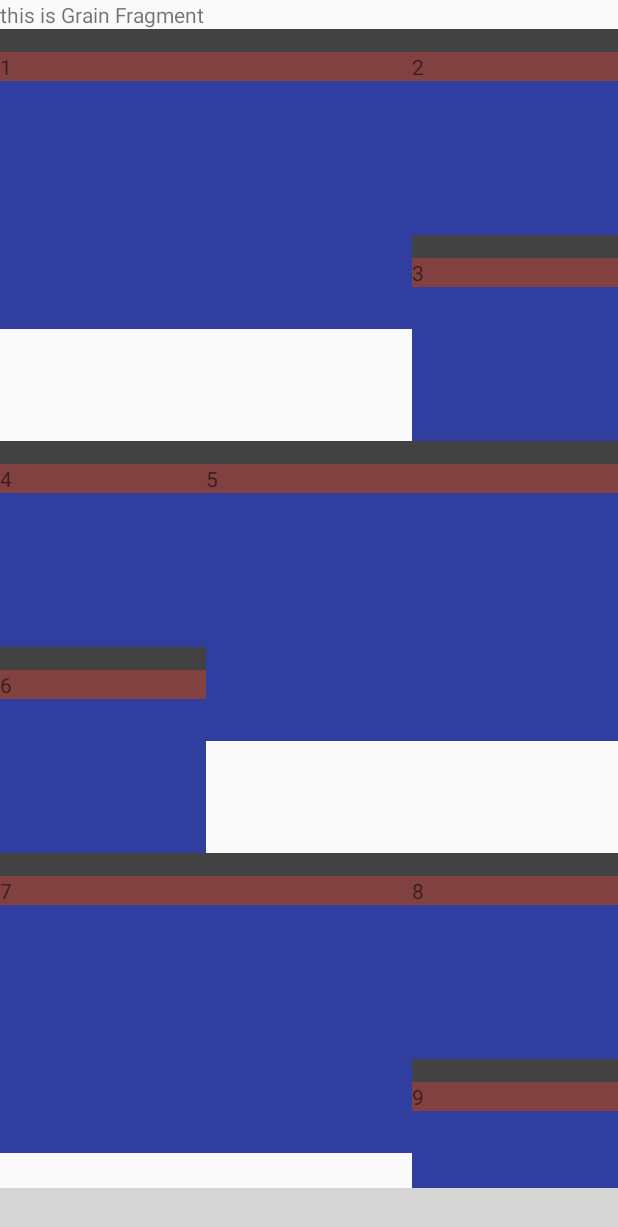
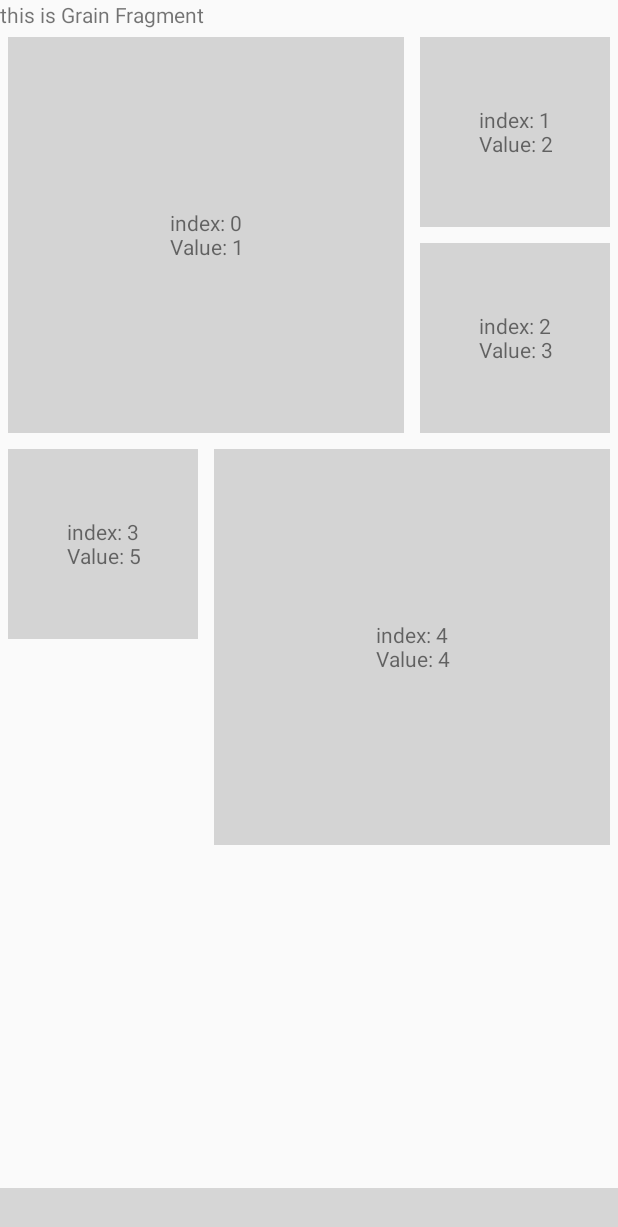
Before and after one commit to ns-jeeb/grocery, an Android app: the GrainFragment screen opened directly, with no data from a screen before it, on a phone screen of 412 x 824 dp. Shown: the top 1227 px of the screen. Run offline under Robolectric (Android 15) with nearby library versions, the phone set to English and light mode, and no system bars; our stand-ins replace data binding; libraries missing offline, so code that uses them is left out: com.aurelhubert.ahbottomnavigation; plain views replace AHBottomNavigation, AHBottomNavigationViewPager; grey boxes are pictures that could not be loaded.

Commit message:
channel is fixed

```diff
--- a/src/main/java/com/jeeb/grocerymanager/fragments/GrainFragment.java
+++ b/src/main/java/com/jeeb/grocerymanager/fragments/GrainFragment.java
@@ -1,5 +1,6 @@
 package com.jeeb.grocerymanager.fragments;
 
+import android.annotation.SuppressLint;
 import android.databinding.DataBindingUtil;
 import android.os.Bundle;
 import android.support.v4.app.Fragment;
@@ -19,6 +20,7 @@ import com.jeeb.grocerymanager.data.DataParser;
 import com.jeeb.grocerymanager.databinding.FragmentBottomTabBinding;
 import com.jeeb.grocerymanager.databinding.FragmentMyViewPagerBinding;
 import com.jeeb.grocerymanager.databinding.ItemsPagerBinding;
+import com.jeeb.grocerymanager.databinding.TestBinding;
 
 import java.util.ArrayList;
 import java.util.List;
@@ -47,11 +49,18 @@ public class GrainFragment extends Fragment {
         integers.add(3);
         integers.add(4);
         integers.add(5);
-        integers.add(6);
-        integers.add(7);
-        integers.add(8);
-        integers.add(9);
-        integers.add(10);
+//        integers.add(6);
+//        integers.add(7);
+//        integers.add(8);
+//        integers.add(9);
+//        integers.add(10);
+
+        if (integers.size() % 6 == 4) {
+            integers.add(null);
+            integers.add(null);
+        }
+
+
 
 //        Bundle bundle = getArguments();
 //        mItems = bundle.getStringArrayList(KEY_GRAIN);
@@ -96,12 +105,52 @@ public class GrainFragment extends Fragment {
             return new IntegerViewHolder(parent);
         }
 
+        @SuppressLint("SetTextI18n")
         @Override
         public void onBindViewHolder(IntegerViewHolder holder, int position) {
-            holder.binding.titleInner.setText(mIntegers.get(position).toString());
+
+            Integer value = mIntegers.get(position);
+
+            if (position % 6 == 3) {
+                if (position + 1 < mIntegers.size()) {
+                    value = mIntegers.get(position + 1);
+                }
+            } else if (position % 6 == 4) {
+                if (position -1 >= 0) {
+                    value = mIntegers.get(position - 1);
+                }
+            }
+
+            if (value != null) {
+                holder.binding.testText.setVisibility(View.VISIBLE);
+                holder.binding.testText.setText("index: " + position + "\nValue: " + value);
+            } else {
+                holder.binding.testText.setVisibility(View.GONE);
+            }
+
         }
 
+        public int reversIndex(int position){
 
+            if (position == 3){
+                return 4;
+            }else if (position ==4){
+                return 5;
+            }
+            else if (position == 5){
+                return 3;
+            } else if (position == 9){
+                return 0;
+            } else if (position == 10){
+                return 0;
+            } else if (position == 11){
+                return 9;
+            }
+            else {
+               return position;
+            }
+
+        }
         @Override
         public int getItemCount() {
             return mIntegers.size();
@@ -109,14 +158,12 @@ public class GrainFragment extends Fragment {
     }
 
     public class IntegerViewHolder extends RecyclerView.ViewHolder {
-        public ItemsPagerBinding binding;
+        public TestBinding binding;
         AdapterHelper adapterHelper;
         public IntegerViewHolder(ViewGroup parent) {
-            super(LayoutInflater.from(parent.getContext()).inflate(R.layout.items_pager,parent,false));
+            super(LayoutInflater.from(parent.getContext()).inflate(R.layout.test,parent,false));
             adapterHelper = new AdapterHelper(parent.getContext());
             binding = DataBindingUtil.bind(itemView);
-
-
         }
     }
 
--- /dev/null
+++ b/src/main/res/layout/test.xml
@@ -0,0 +1,22 @@
+<?xml version="1.0" encoding="utf-8"?>
+<layout
+    xmlns:android="http://schemas.android.com/apk/res/android"
+    xmlns:tools="http://schemas.android.com/tools">
+    <FrameLayout
+        android:layout_width="match_parent"
+        android:layout_height="match_parent"
+        android:padding="5dp"
+        >
+
+        <TextView
+            android:id="@+id/testText"
+            android:layout_width="match_parent"
+            android:layout_height="match_parent"
+            android:layout_gravity="center"
+            android:gravity="center"
+            android:background="#d4d4d4"
+            tools:text="Test"
+            android:padding="20dp"/>
+
+    </FrameLayout>
+</layout>
```
Also changed, not shown: src/main/java/com/jeeb/grocerymanager/activities/SpannedGridLayoutManager.java (+0 -8 lines), 2699 other files.
